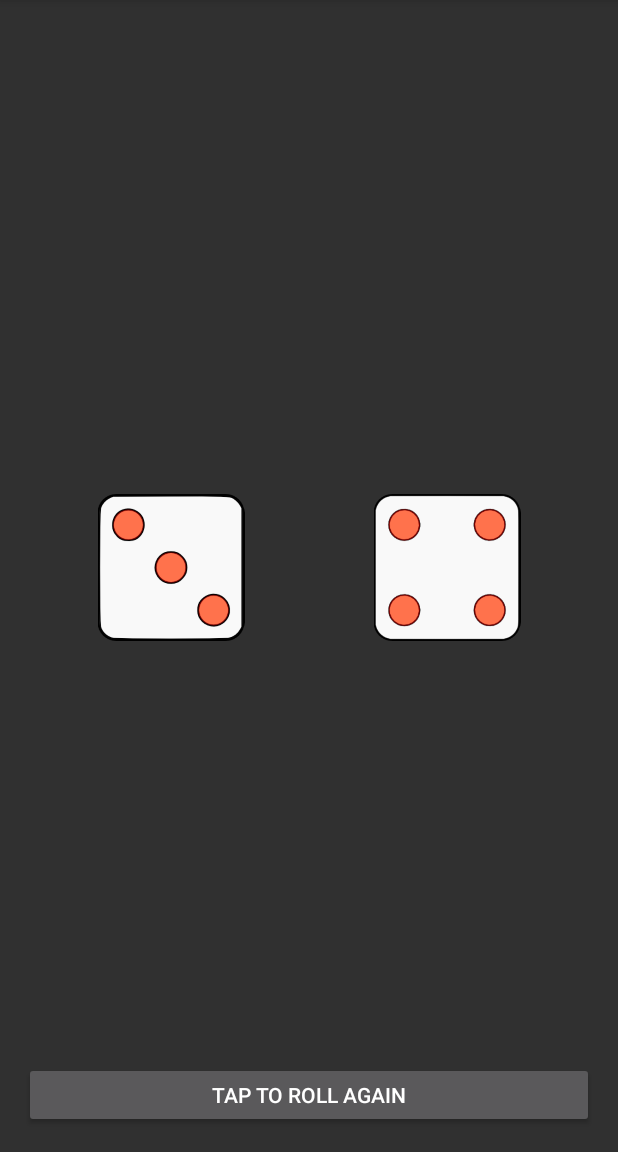
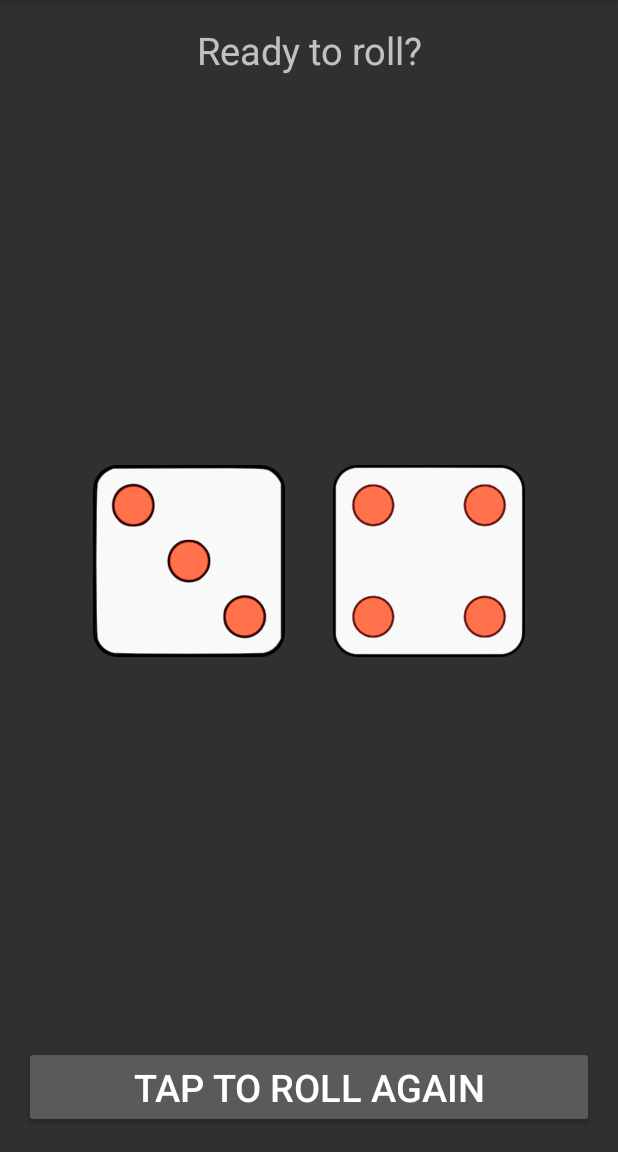
Before and after one commit to bdiegel/DiceCast-android, an Android app: the screen it shows after launch (MainActivity), on a phone screen of 412 x 824 dp, the part 84-1236 px from its top. Run offline under Robolectric (Android 15) with nearby library versions, the phone set to English and light mode, and no system bars; libraries missing offline, so code that uses them is left out: android.support.v7; 5 statements that could not run were skipped.

Commit message:
Minor improvements to layout

```diff
--- a/app/src/main/res/layout/activity_main.xml
+++ b/app/src/main/res/layout/activity_main.xml
@@ -11,41 +11,48 @@
     <LinearLayout
         android:orientation="vertical"
         android:layout_width="fill_parent"
-        android:layout_height="33dip"
+        android:layout_height="wrap_content"
         android:layout_alignParentStart="false"
         android:layout_alignParentTop="true"
-        android:id="@+id/top_layout">
+        android:id="@+id/top_layout"
+        >
 
         <TextView
             android:text="@string/initial_message"
             android:layout_width="match_parent"
-            android:layout_height="wrap_content"
+            android:layout_height="fill_parent"
             android:id="@id/textMessage"
             android:layout_alignParentRight="true"
             android:layout_alignParentEnd="true"
             android:layout_alignParentLeft="true"
             android:layout_alignParentStart="true"
-            android:layout_gravity="center|top" />
+            android:gravity="center"
+            android:autoText="false"
+            android:singleLine="false"
+            android:layout_gravity="left"
+            android:textIsSelectable="false"
+            android:textSize="25.0sp"/>
     </LinearLayout>
 
     <LinearLayout
         android:orientation="vertical"
         android:layout_width="fill_parent"
-        android:layout_height="44dip"
+        android:layout_height="wrap_content"
         android:layout_alignParentEnd="false"
         android:layout_alignParentBottom="true"
         android:id="@+id/bottom_layout">
 
         <Button
             android:layout_width="match_parent"
-            android:layout_height="wrap_content"
+            android:layout_height="match_parent"
             android:text="@string/roll_button"
             android:id="@+id/rollButton"
             android:layout_alignParentBottom="true"
             android:layout_alignParentLeft="true"
             android:layout_alignParentStart="true"
             android:layout_alignParentRight="true"
-            android:layout_alignParentEnd="true" />
+            android:layout_alignParentEnd="true"
+            android:textSize="25.0sp"/>
     </LinearLayout>
 
     <LinearLayout
@@ -61,27 +68,27 @@
 
         <ImageView
             android:layout_width="wrap_content"
-            android:layout_height="98dp"
+            android:layout_height="128dip"
             android:id="@+id/imageViewDie1"
             android:src="@drawable/dice_3"
             android:layout_weight="0.5"
             android:adjustViewBounds="true"
             android:layout_gravity="center"
             android:scaleType="fitCenter"
-            android:layout_marginLeft="12dip"
-            android:layout_marginRight="6dip" />
+            android:layout_marginLeft="30dip"
+            />
 
         <ImageView
             android:layout_width="wrap_content"
-            android:layout_height="98dp"
+            android:layout_height="128dip"
             android:id="@+id/imageViewDie2"
             android:src="@drawable/dice_4"
             android:layout_weight="0.5"
             android:adjustViewBounds="true"
             android:layout_gravity="center"
             android:scaleType="fitCenter"
-            android:layout_marginRight="12dip"
-            android:layout_marginLeft="6dip" />
+            android:layout_marginRight="30dip"
+            />
     </LinearLayout>
 
 </RelativeLayout>
--- a/app/src/main/res/values/strings.xml
+++ b/app/src/main/res/values/strings.xml
@@ -8,7 +8,7 @@
 
     <string name="action_settings">Settings</string>
     <string name="media_route_menu_title">Play on&#8230;</string>
-    <string name="initial_message">     </string>
+    <string name="initial_message">Ready to roll?</string>
     <string name="roll_button">Tap to roll again</string>
 
     <!--
```
